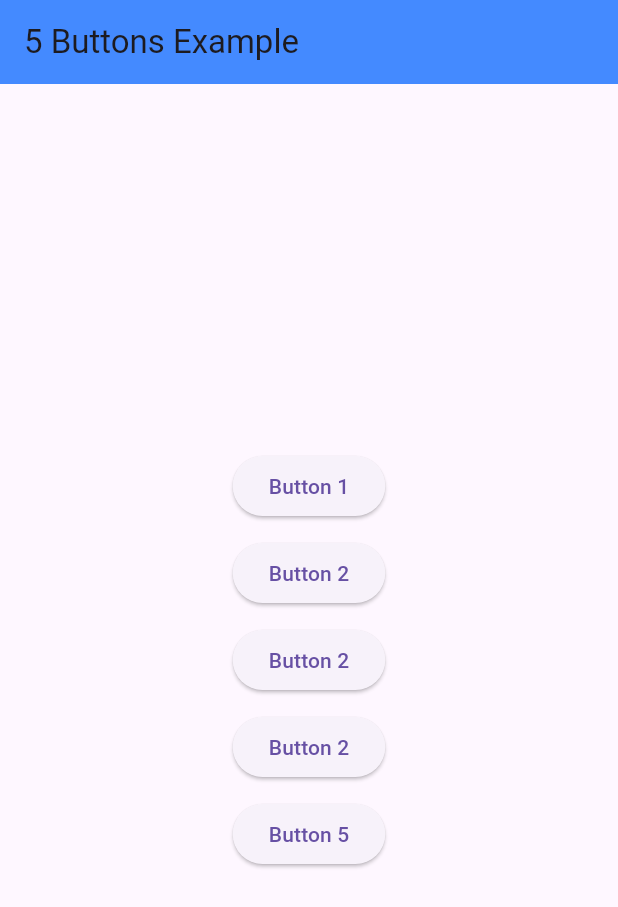
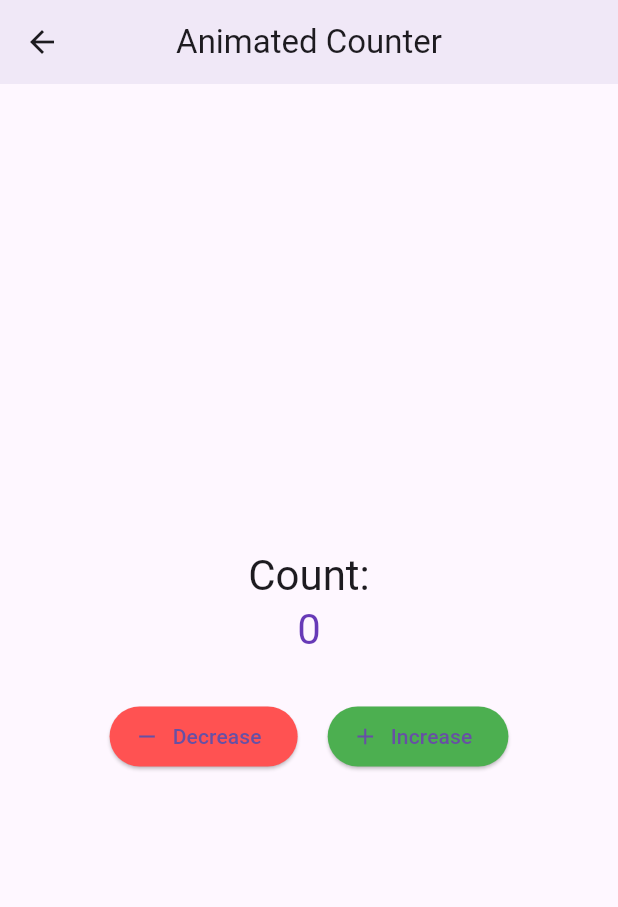
Before and after one commit to Dikshit94189/Animated-Warning-Marquee, a Flutter app: the screen it shows after launch, after a tap on "Button 5", on a phone screen of 412 x 824 dp. Shown: the top 907 px of the screen. Run offline on Flutter 3.47's test engine with Material 3 defaults, Android fonts, the phone set to English and light mode, and no system bars; our stand-ins replace geolocator, image_picker, lottie, share_plus; network calls fail.

Commit message:
animated counter

```diff
--- a/lib/main.dart
+++ b/lib/main.dart
@@ -1,20 +1,16 @@
 import 'package:animatedwarningmarquee/views/ai_caption_generator.dart';
 import 'package:animatedwarningmarquee/views/animated_warning_marquee.dart';
+import 'package:animatedwarningmarquee/views/lottie_task.dart';
 import 'package:animatedwarningmarquee/views/quotes_home_screen.dart';
 import 'package:animatedwarningmarquee/views/weather.dart';
 import 'package:flutter/cupertino.dart';
 import 'package:flutter/material.dart';
 import 'package:flutter/rendering.dart';
-
 void main() {
   WidgetsFlutterBinding.ensureInitialized();
-  debugPaintSizeEnabled = false;
-  debugPaintBaselinesEnabled = false;
-  debugRepaintRainbowEnabled = false;
   runApp(const MyApp());
 }
 
-// ✅ Single class with 5 buttons
 class MyApp extends StatelessWidget {
   const MyApp({super.key});
 
@@ -22,96 +18,65 @@
   Widget build(BuildContext context) {
     return MaterialApp(
       title: 'Five Buttons Example',
-      home: Scaffold(
-        appBar: AppBar(
-          title: const Text('5 Buttons Example'),
-          backgroundColor: Colors.blueAccent,
-        ),
+      debugShowCheckedModeBanner: false,
+      home: const HomePage(),
+    );
+  }
+}
+
+class HomePage extends StatelessWidget {
+  const HomePage({super.key});
+
+  @override
+  Widget build(BuildContext context) {
+    return Scaffold(
+      appBar: AppBar(title: const Text('5 Buttons Example')),
       body: Center(
         child: Column(
           mainAxisAlignment: MainAxisAlignment.center,
           children: [
-              Builder(
-                builder: (context) {
-                  return ElevatedButton(
-                    onPressed: () {
-                      Navigator.push(
+            ElevatedButton(
+              onPressed: () => Navigator.push(
                 context,
-                        CupertinoPageRoute(
-                          builder: (_) => AnimatedWarningMarquee(), // your target page
+                CupertinoPageRoute(builder: (_) => const AnimatedWarningMarquee()),
               ),
-                      );
-                    },
               child: const Text("Button 1"),
-                  );
-                },
-              ),
-
-              const SizedBox(height: 10),
-              Builder(
-                builder: (context) {
-                  return ElevatedButton(
-                    onPressed: () {
-                      Navigator.push(
-                        context,
-                        CupertinoPageRoute(
-                          builder: (_) => AICaptionGenerator(), // your target page
-                        ),
-                      );
-                    },
-                    child: const Text("Button 2"),
-                  );
-                },
             ),
             const SizedBox(height: 10),
-
-
-
-              Builder(
-                builder: (context) {
-                  return ElevatedButton(
-                    onPressed: () {
-                      Navigator.push(
+            ElevatedButton(
+              onPressed: () => Navigator.push(
                 context,
-                        CupertinoPageRoute(
-                          builder: (_) => WeatherHomePage(), // your target page
+                CupertinoPageRoute(builder: (_) => const AICaptionGenerator()),
               ),
-                      );
-                    },
               child: const Text("Button 2"),
-                  );
-                },
             ),
-
-
-              const SizedBox(height: 10),
-              Builder(
-                builder: (context) {
-                  return ElevatedButton(
-                    onPressed: () {
-                      Navigator.push(
-                        context,
-                        CupertinoPageRoute(
-                          builder: (_) => QuoteHomePage(), // your target page
-                        ),
-                      );
-                    },
-                    child: const Text("Button 2"),
-                  );
-                },
-              ),
-
             const SizedBox(height: 10),
             ElevatedButton(
-                onPressed: () {
-                  print("Button 5 pressed");
-                },
+              onPressed: () => Navigator.push(
+                context,
+                CupertinoPageRoute(builder: (_) => const WeatherHomePage()),
+              ),
+              child: const Text("Button 3"),
+            ),
+            const SizedBox(height: 10),
+            ElevatedButton(
+              onPressed: () => Navigator.push(
+                context,
+                CupertinoPageRoute(builder: (_) => const QuoteHomePage()),
+              ),
+              child: const Text("Button 4"),
+            ),
+            const SizedBox(height: 10),
+            ElevatedButton(
+              onPressed: () => Navigator.push(
+                context,
+                CupertinoPageRoute(builder: (_) => const CounterHomePage()),
+              ),
               child: const Text("Button 5"),
             ),
           ],
         ),
       ),
-      ),
     );
   }
 }
--- /dev/null
+++ b/lib/views/lottie_task.dart
@@ -0,0 +1,83 @@
+import 'package:flutter/cupertino.dart';
+import 'package:flutter/material.dart';
+import 'package:lottie/lottie.dart';
+
+class CounterHomePage extends StatefulWidget {
+  const CounterHomePage({super.key});
+
+  @override
+  State<CounterHomePage> createState() => _CounterHomePageState();
+}
+
+class _CounterHomePageState extends State<CounterHomePage> {
+  int _count = 0;
+
+  void _increment() {
+    setState(() => _count++);
+  }
+
+  void _decrement() {
+    if (_count > 0) setState(() => _count--);
+  }
+
+  @override
+  Widget build(BuildContext context) {
+    return Scaffold(
+      appBar: AppBar(
+        title: const Text('Animated Counter'),
+        centerTitle: true,
+        elevation: 4,
+      ),
+      body: Padding(
+        padding: const EdgeInsets.all(16),
+        child: Center(
+          child: Column(
+            mainAxisAlignment: MainAxisAlignment.center,
+            children: [
+              if (_count > 0)
+                Lottie.network(
+                  'https://assets1.lottiefiles.com/packages/lf20_jcikwtux.json',
+                  width: 150,
+                  height: 150,
+                  repeat: true,
+                ),
+              Text(
+                'Count:',
+                style: Theme.of(context).textTheme.headlineMedium,
+              ),
+              Text(
+                '$_count',
+                style: Theme.of(context).textTheme.headlineMedium?.copyWith(
+                  color: Colors.deepPurple,
+                ),
+              ),
+              const SizedBox(height: 30),
+              Row(
+                mainAxisAlignment: MainAxisAlignment.center,
+                children: [
+                  ElevatedButton.icon(
+                    onPressed: _decrement,
+                    icon: const Icon(Icons.remove),
+                    label: const Text('Decrease'),
+                    style: ElevatedButton.styleFrom(
+                      backgroundColor: Colors.redAccent,
+                    ),
+                  ),
+                  const SizedBox(width: 20),
+                  ElevatedButton.icon(
+                    onPressed: _increment,
+                    icon: const Icon(Icons.add),
+                    label: const Text('Increase'),
+                    style: ElevatedButton.styleFrom(
+                      backgroundColor: Colors.green,
+                    ),
+                  ),
+                ],
+              ),
+            ],
+          ),
+        ),
+      ),
+    );
+  }
+}
```
Also changed, not shown: lib/views/quotes_home_screen.dart (line endings or trailing spaces). Lines whose indentation alone changed are shown as unchanged.
